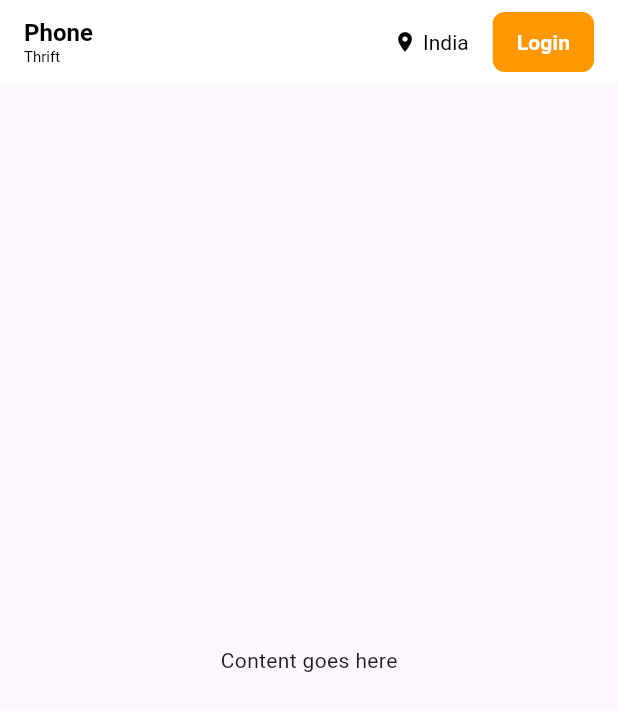
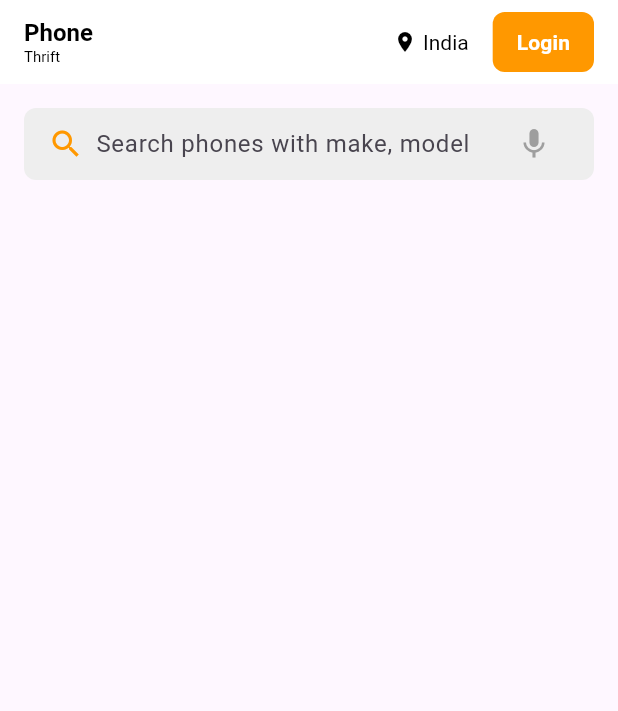
Before and after one commit to preetiGusain/thrift_phone, a Flutter app: the screen it shows after launch, on a phone screen of 412 x 824 dp. Shown: the top 711 px of the screen. Run offline on Flutter 3.47's test engine with Material 3 defaults, Android fonts, the phone set to English and light mode, and no system bars.

Commit message:
Added a search bar

```diff
--- a/lib/screens/homescreen/home_screen.dart
+++ b/lib/screens/homescreen/home_screen.dart
@@ -11,6 +11,7 @@ class _HomeScreenState extends State<HomeScreen> {
   @override
   Widget build(BuildContext context) {
     return Scaffold(
+      //Appbar
       appBar: AppBar(
         backgroundColor: Colors.white,
         elevation: 0,
@@ -52,10 +53,11 @@ class _HomeScreenState extends State<HomeScreen> {
                     color: Colors.black,
                   ),
                 ),
-                const SizedBox(width: 16), // Space between location and Logout
+                const SizedBox(width: 16),
                 TextButton(
                   style: TextButton.styleFrom(
-                    foregroundColor: Colors.white, backgroundColor: Colors.orange,
+                    foregroundColor: Colors.white,
+                    backgroundColor: Colors.orange,
                     padding: const EdgeInsets.symmetric(
                       horizontal: 16,
                       vertical: 8,
@@ -80,8 +82,41 @@ class _HomeScreenState extends State<HomeScreen> {
           ],
         ),
       ),
-      body: const Center(
-        child: Text('Content goes here'),
+      //body
+      body: SingleChildScrollView(
+        child: Padding(
+          padding: const EdgeInsets.all(16.0),
+          child: Column(
+            crossAxisAlignment: CrossAxisAlignment.start,
+            children: [
+              Container(
+                padding: const EdgeInsets.symmetric(horizontal: 16),
+                decoration: BoxDecoration(
+                  color: Colors.grey[200],
+                  borderRadius: BorderRadius.circular(8),
+                ),
+                child: Row(
+                  children: [
+                    const Icon(Icons.search, color: Colors.orange),
+                    const SizedBox(width: 8),
+                    const Expanded(
+                      child: TextField(
+                        decoration: InputDecoration(
+                          hintText: 'Search phones with make, model',
+                          border: InputBorder.none,
+                        ),
+                      ),
+                    ),
+                    IconButton(
+                      onPressed: () {},
+                      icon: const Icon(Icons.mic, color: Colors.grey),
+                    ),
+                  ],
+                ),
+              ),
+            ],
+          ),
+        ),
       ),
     );
   }
```
